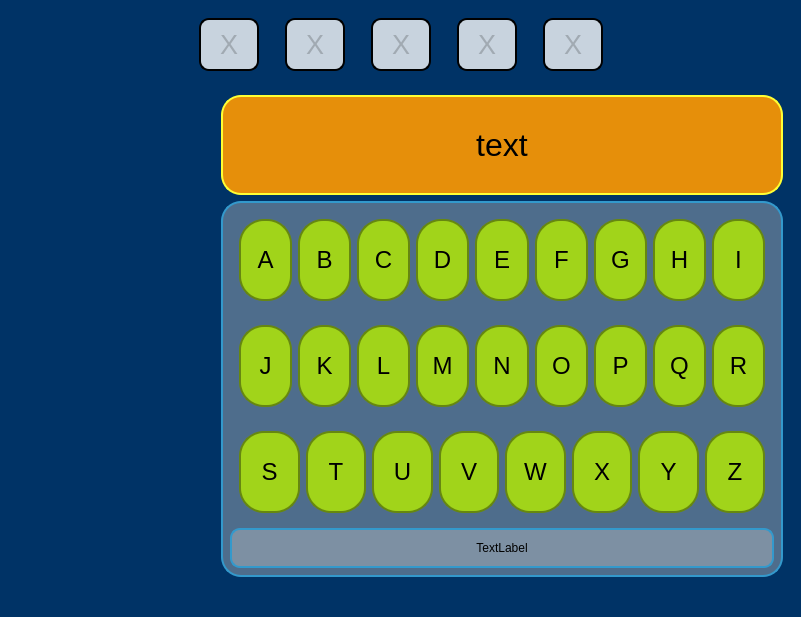
Qt form GUI.ui (H3SHAM03/CodeAlpha_Hangman_Game) before a commit.
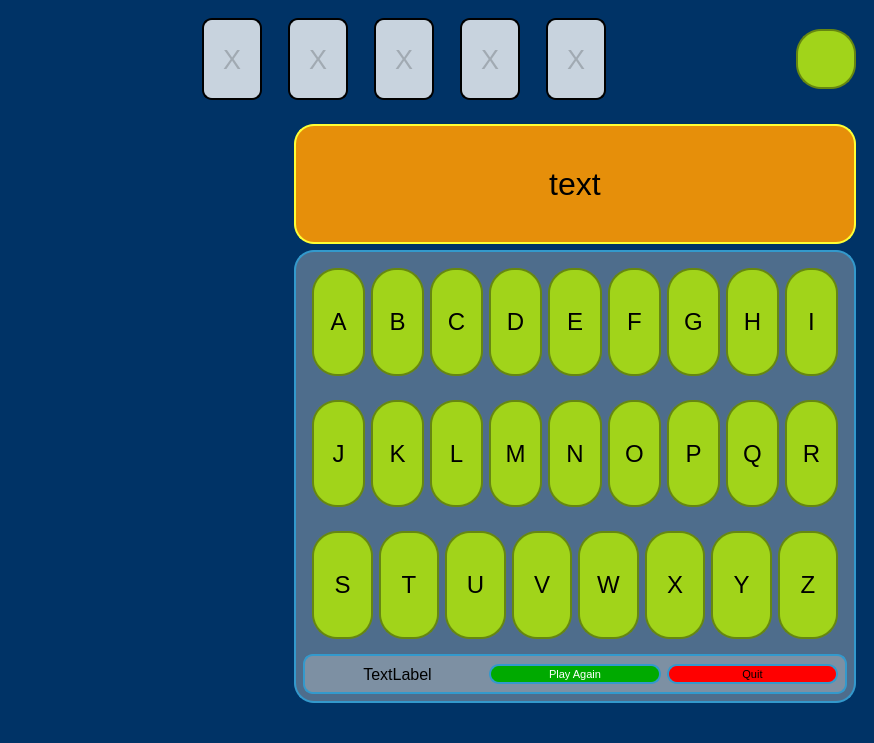
The same form after that commit. Icons and pictures are not drawn.

What changed in the file:
```diff
--- a/GUI.ui
+++ b/GUI.ui
@@ -6,8 +6,8 @@
    <rect>
     <x>0</x>
     <y>0</y>
-    <width>801</width>
-    <height>600</height>
+    <width>874</width>
+    <height>743</height>
    </rect>
   </property>
   <property name="windowTitle">
@@ -71,7 +71,8 @@
 margin-right: 10px;
 border-radius: 10px;
 background-color: rgba(255,255,255,200);
-border: 2px solid black;</string>
+border: 2px solid black;
+padding: 0px;</string>
          </property>
          <property name="frameShape">
           <enum>QFrame::StyledPanel</enum>
@@ -117,7 +118,8 @@
 margin-right: 10px;
 border-radius: 10px;
 background-color: rgba(255,255,255,200);
-border: 2px solid black;</string>
+border: 2px solid black;
+padding: 0px;</string>
          </property>
          <property name="frameShape">
           <enum>QFrame::StyledPanel</enum>
@@ -163,7 +165,8 @@
 margin-right: 10px;
 border-radius: 10px;
 background-color: rgba(255,255,255,200);
-border: 2px solid black;</string>
+border: 2px solid black;
+padding: 0px;</string>
          </property>
          <property name="frameShape">
           <enum>QFrame::StyledPanel</enum>
@@ -209,7 +212,8 @@
 margin-right: 10px;
 border-radius: 10px;
 background-color: rgba(255,255,255,200);
-border: 2px solid black;</string>
+border: 2px solid black;
+padding: 0px;</string>
          </property>
          <property name="frameShape">
           <enum>QFrame::StyledPanel</enum>
@@ -255,7 +259,8 @@
 margin-right: 10px;
 border-radius: 10px;
 background-color: rgba(255,255,255,200);
-border: 2px solid black;</string>
+border: 2px solid black;
+padding: 0px;</string>
          </property>
          <property name="frameShape">
           <enum>QFrame::Panel</enum>
@@ -301,6 +306,57 @@
          </property>
         </spacer>
        </item>
+       <item>
+        <widget class="QPushButton" name="pushButton">
+         <property name="minimumSize">
+          <size>
+           <width>60</width>
+           <height>0</height>
+          </size>
+         </property>
+         <property name="maximumSize">
+          <size>
+           <width>16777215</width>
+           <height>60</height>
+          </size>
+         </property>
+         <property name="styleSheet">
+          <string notr="true">QPushButton
+{
+border: 2px solid rgb(102, 135, 16);
+border-radius: 25px;
+background-color: rgb(161, 212, 26);
+margin-left: 0px;
+margin-right: 0px;
+}
+
+QPushButton:hover:!pressed
+{
+background-color: rgba(161, 212, 26,230);
+}
+
+QPushButton:pressed{	
+	padding-left:2px;
+	padding-top:2px;
+	background-color: rgb(136, 177, 22);
+}
+</string>
+         </property>
+         <property name="text">
+          <string/>
+         </property>
+         <property name="icon">
+          <iconset>
+           <normaloff>assets/settings.png</normaloff>assets/settings.png</iconset>
+         </property>
+         <property name="iconSize">
+          <size>
+           <width>40</width>
+           <height>40</height>
+          </size>
+         </property>
+        </widget>
+       </item>
       </layout>
      </widget>
     </item>
@@ -312,22 +368,27 @@
         <height>500</height>
        </size>
       </property>
+      <property name="styleSheet">
+       <string notr="true"/>
+      </property>
       <layout class="QVBoxLayout" name="verticalLayout">
        <item>
         <widget class="QWidget" name="widget_3" native="true">
          <property name="maximumSize">
           <size>
            <width>16777215</width>
-           <height>100</height>
+           <height>120</height>
           </size>
          </property>
          <property name="styleSheet">
           <string notr="true">background-color: rgba(255, 153, 0,230);
 border-radius: 20px;
-border: 2px solid rgb(255, 255, 51);</string>
+border: 2px solid rgb(255, 255, 51);
+margin: 0px;
+padding: 0px;</string>
          </property>
          <layout class="QGridLayout" name="gridLayout">
-          <item row="1" column="0">
+          <item row="0" column="0" rowspan="2">
            <widget class="QLabel" name="label">
             <property name="font">
              <font>
@@ -401,6 +462,11 @@
 	padding-left:2px;
 	padding-top:2px;
 	background-color: rgb(136, 177, 22);
+}
+
+QPushButton:hover:!pressed
+{
+background-color: rgba(161, 212, 26,230);
 }</string>
                </property>
                <property name="text">
@@ -448,6 +514,11 @@
 	padding-left:2px;
 	padding-top:2px;
 	background-color: rgb(136, 177, 22);
+}
+
+QPushButton:hover:!pressed
+{
+background-color: rgba(161, 212, 26,230);
 }</string>
                </property>
                <property name="text">
@@ -492,6 +563,11 @@
 	padding-left:2px;
 	padding-top:2px;
 	background-color: rgb(136, 177, 22);
+}
+
+QPushButton:hover:!pressed
+{
+background-color: rgba(161, 212, 26,230);
 }</string>
                </property>
                <property name="text">
@@ -536,6 +612,11 @@
 	padding-left:2px;
 	padding-top:2px;
 	background-color: rgb(136, 177, 22);
+}
+
+QPushButton:hover:!pressed
+{
+background-color: rgba(161, 212, 26,230);
 }</string>
                </property>
                <property name="text">
@@ -580,6 +661,11 @@
 	padding-left:2px;
 	padding-top:2px;
 	background-color: rgb(136, 177, 22);
+}
+
+QPushButton:hover:!pressed
+{
+background-color: rgba(161, 212, 26,230);
 }</string>
                </property>
                <property name="text">
@@ -624,6 +710,11 @@
 	padding-left:2px;
 	padding-top:2px;
 	background-color: rgb(136, 177, 22);
+}
+
+QPushButton:hover:!pressed
+{
+background-color: rgba(161, 212, 26,230);
 }</string>
                </property>
                <property name="text">
@@ -668,6 +759,11 @@
 	padding-left:2px;
 	padding-top:2px;
 	background-color: rgb(136, 177, 22);
+}
+
+QPushButton:hover:!pressed
+{
+background-color: rgba(161, 212, 26,230);
 }</string>
                </property>
                <property name="text">
@@ -712,6 +808,11 @@
 	padding-left:2px;
 	padding-top:2px;
 	background-color: rgb(136, 177, 22);
+}
+
+QPushButton:hover:!pressed
+{
+background-color: rgba(161, 212, 26,230);
 }</string>
                </property>
                <property name="text">
@@ -756,6 +857,11 @@
 	padding-left:2px;
 	padding-top:2px;
 	background-color: rgb(136, 177, 22);
+}
+
+QPushButton:hover:!pressed
+{
+background-color: rgba(161, 212, 26,230);
 }</string>
                </property>
                <property name="text">
@@ -810,6 +916,11 @@
 	padding-left:2px;
 	padding-top:2px;
 	background-color: rgb(136, 177, 22);
+}
+
+QPushButton:hover:!pressed
+{
+background-color: rgba(161, 212, 26,230);
 }</string>
                </property>
                <property name="text">
@@ -854,6 +965,11 @@
 	padding-left:2px;
 	padding-top:2px;
 	background-color: rgb(136, 177, 22);
+}
+
+QPushButton:hover:!pressed
+{
+background-color: rgba(161, 212, 26,230);
 }</string>
                </property>
                <property name="text">
@@ -898,6 +1014,11 @@
 	padding-left:2px;
 	padding-top:2px;
 	background-color: rgb(136, 177, 22);
+}
+
+QPushButton:hover:!pressed
+{
+background-color: rgba(161, 212, 26,230);
 }</string>
                </property>
                <property name="text">
@@ -942,6 +1063,11 @@
 	padding-left:2px;
 	padding-top:2px;
 	background-color: rgb(136, 177, 22);
+}
+
+QPushButton:hover:!pressed
+{
+background-color: rgba(161, 212, 26,230);
 }</string>
                </property>
                <property name="text">
@@ -986,6 +1112,11 @@
 	padding-left:2px;
 	padding-top:2px;
 	background-color: rgb(136, 177, 22);
+}
+
+QPushButton:hover:!pressed
+{
+background-color: rgba(161, 212, 26,230);
 }</string>
                </property>
                <property name="text">
@@ -1030,6 +1161,11 @@
 	padding-left:2px;
 	padding-top:2px;
 	background-color: rgb(136, 177, 22);
+}
+
+QPushButton:hover:!pressed
+{
+background-color: rgba(161, 212, 26,230);
 }</string>
                </property>
                <property name="text">
@@ -1074,6 +1210,11 @@
 	padding-left:2px;
 	padding-top:2px;
 	background-color: rgb(136, 177, 22);
+}
+
+QPushButton:hover:!pressed
+{
+background-color: rgba(161, 212, 26,230);
 }</string>
                </property>
                <property name="text">
@@ -1118,6 +1259,11 @@
 	padding-left:2px;
 	padding-top:2px;
 	background-color: rgb(136, 177, 22);
+}
+
+QPushButton:hover:!pressed
+{
+background-color: rgba(161, 212, 26,230);
 }</string>
                </property>
                <property name="text">
@@ -1162,6 +1308,11 @@
 	padding-left:2px;
 	padding-top:2px;
 	background-color: rgb(136, 177, 22);
+}
+
+QPushButton:hover:!pressed
+{
+background-color: rgba(161, 212, 26,230);
 }</string>
                </property>
                <property name="text">
@@ -1216,6 +1367,11 @@
 	padding-left:2px;
 	padding-top:2px;
 	background-color: rgb(136, 177, 22);
+}
+
+QPushButton:hover:!pressed
+{
+background-color: rgba(161, 212, 26,230);
 }</string>
                </property>
                <property name="text">
@@ -1260,6 +1416,11 @@
 	padding-left:2px;
 	padding-top:2px;
 	background-color: rgb(136, 177, 22);
+}
+
+QPushButton:hover:!pressed
+{
+background-color: rgba(161, 212, 26,230);
 }</string>
                </property>
                <property name="text">
@@ -1304,6 +1465,11 @@
 	padding-left:2px;
 	padding-top:2px;
 	background-color: rgb(136, 177, 22);
+}
+
+QPushButton:hover:!pressed
+{
+background-color: rgba(161, 212, 26,230);
 }</string>
                </property>
                <property name="text">
@@ -1348,6 +1514,11 @@
 	padding-left:2px;
 	padding-top:2px;
 	background-color: rgb(136, 177, 22);
+}
+
+QPushButton:hover:!pressed
+{
+background-color: rgba(161, 212, 26,230);
 }</string>
                </property>
                <property name="text">
@@ -1392,6 +1563,11 @@
 	padding-left:2px;
 	padding-top:2px;
 	background-color: rgb(136, 177, 22);
+}
+
+QPushButton:hover:!pressed
+{
+background-color: rgba(161, 212, 26,230);
 }</string>
                </property>
                <property name="text">
@@ -1436,6 +1612,11 @@
 	padding-left:2px;
 	padding-top:2px;
 	background-color: rgb(136, 177, 22);
+}
+
+QPushButton:hover:!pressed
+{
+background-color: rgba(161, 212, 26,230);
 }</string>
                </property>
                <property name="text">
@@ -1480,6 +1661,11 @@
 	padding-left:2px;
 	padding-top:2px;
 	background-color: rgb(136, 177, 22);
+}
+
+QPushButton:hover:!pressed
+{
+background-color: rgba(161, 212, 26,230);
 }</string>
                </property>
                <property name="text">
@@ -1524,6 +1710,11 @@
 	padding-left:2px;
 	padding-top:2px;
 	background-color: rgb(136, 177, 22);
+}
+
+QPushButton:hover:!pressed
+{
+background-color: rgba(161, 212, 26,230);
 }</string>
                </property>
                <property name="text">
@@ -1548,6 +1739,11 @@
             <layout class="QHBoxLayout" name="horizontalLayout_10">
              <item>
               <widget class="QLabel" name="label_7">
+               <property name="font">
+                <font>
+                 <pointsize>12</pointsize>
+                </font>
+               </property>
                <property name="styleSheet">
                 <string notr="true">border: 0px;
 background-color: rgba(0,0,0,0);</string>
@@ -1560,6 +1756,68 @@
                </property>
               </widget>
              </item>
+             <item>
+              <widget class="QPushButton" name="PlayAgain">
+               <property name="minimumSize">
+                <size>
+                 <width>0</width>
+                 <height>20</height>
+                </size>
+               </property>
+               <property name="font">
+                <font>
+                 <pointsize>8</pointsize>
+                </font>
+               </property>
+               <property name="styleSheet">
+                <string notr="true">QPushButton{
+background-color: rgb(0, 170, 0);
+color: white;
+border-radius: 10px;
+}
+
+QPushButton:pressed{	
+	padding-left:2px;
+	padding-top:2px;
+	background-color: rgb(0, 132, 0);
+}</string>
+               </property>
+               <property name="text">
+                <string>Play Again</string>
+               </property>
+              </widget>
+             </item>
+             <item>
+              <widget class="QPushButton" name="Quit">
+               <property name="minimumSize">
+                <size>
+                 <width>0</width>
+                 <height>20</height>
+                </size>
+               </property>
+               <property name="font">
+                <font>
+                 <pointsize>8</pointsize>
+                </font>
+               </property>
+               <property name="styleSheet">
+                <string notr="true">QPushButton{
+background-color: red;
+color: black;
+border-radius: 10px;
+}
+
+QPushButton:pressed{	
+	padding-left:2px;
+	padding-top:2px;
+	background-color: rgb(216, 0, 0);
+}</string>
+               </property>
+               <property name="text">
+                <string>Quit</string>
+               </property>
+              </widget>
+             </item>
             </layout>
            </widget>
           </item>
```
Left out of the diff: 2 changed lines with no effect on the pictures.
